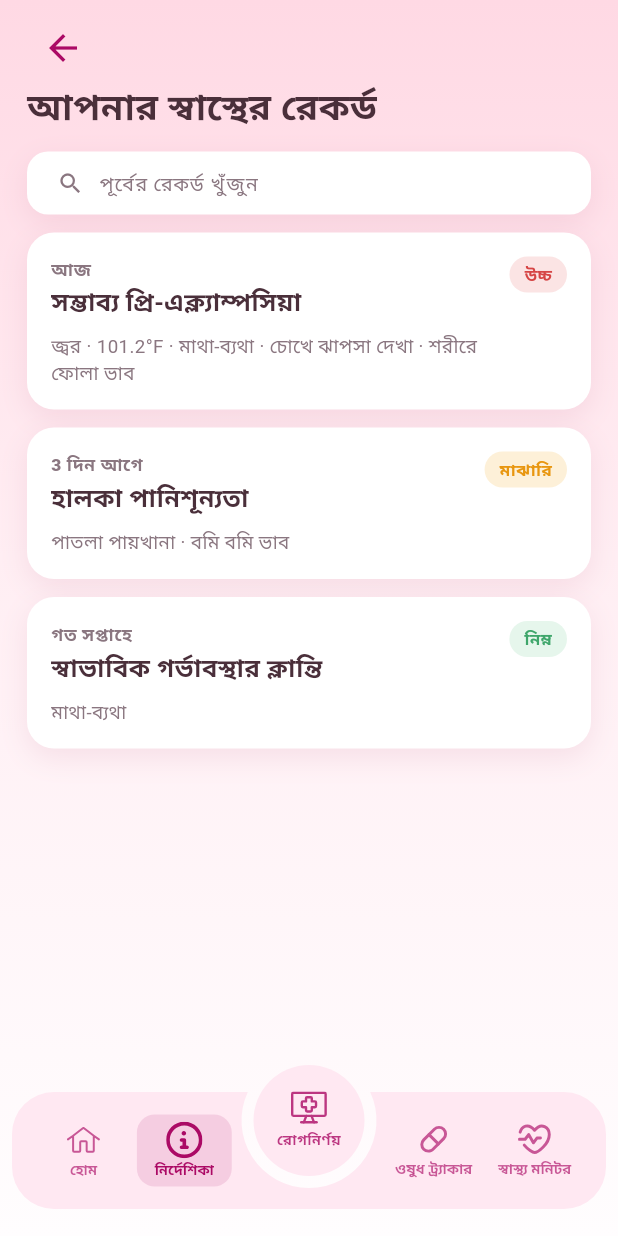
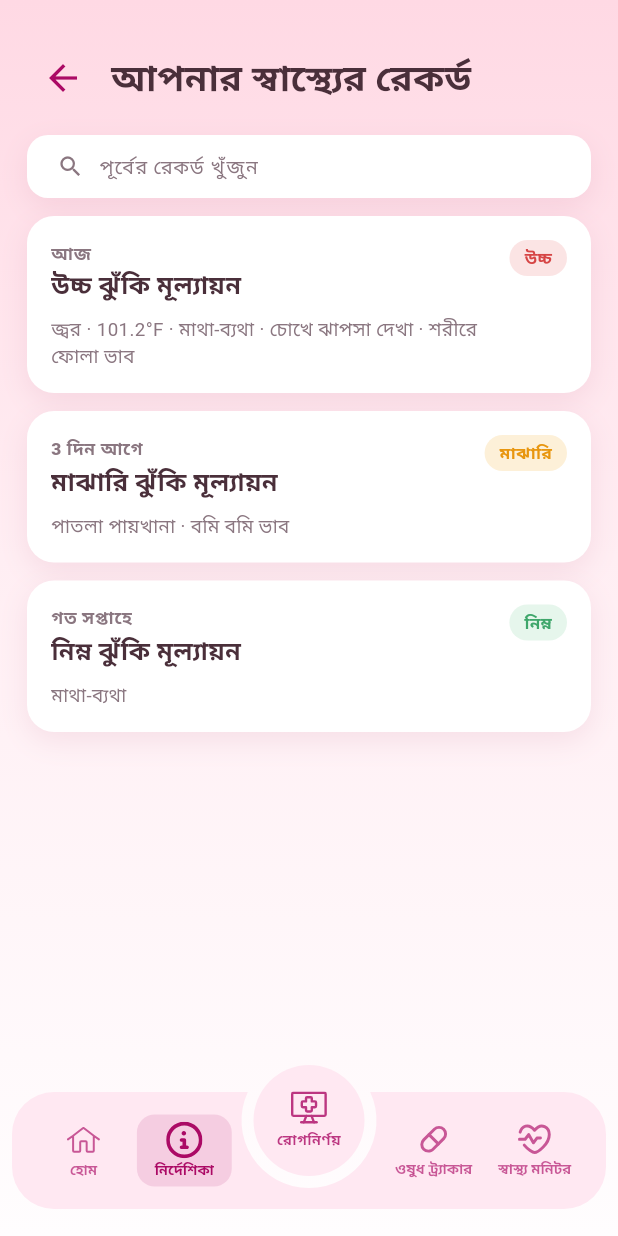
Before and after one commit to apt-install-alvi/Cradle, a Flutter app: the HealthHistoryPage screen opened by its route, on a phone screen of 412 x 824 dp. Run offline on Flutter 3.47's test engine with Material 3 defaults, Android fonts, the phone set to English and light mode, and no system bars; our stand-ins replace flutter_svg, flutter_tts, google_fonts, image_picker, share_plus, shared_preferences; accounts and stored records are empty; Roboto replaces fonts that are missing (Gentium Book Plus).

Commit message:
Fixed issues with back button and header text not being on the same row, highlighted risk and removed diagnosis from diagnosis page

```diff
--- a/frontend/cradle_app/lib/core/models/diagnosis_result.dart
+++ b/frontend/cradle_app/lib/core/models/diagnosis_result.dart
@@ -53,7 +53,7 @@ extension RiskLevelStyle on RiskLevel {
     }
   }
 
-  /// Green / yellowish-orange / red, matching the app's risk color coding.
+  /// Green / yellow / red risk colors.
   Color get color {
     switch (this) {
       case RiskLevel.low:
@@ -83,80 +83,63 @@ extension RiskLevelStyle on RiskLevel {
 }
 
 /// A symptom the user reported, with any measurement values they entered.
-///
-/// [measurements] holds raw values keyed by field name, e.g.
-/// `{'value': '101.2'}` for temperature or
-/// `{'systolic': '150', 'diastolic': '100'}` for blood pressure.
 class SymptomEntry {
   final Symptom symptom;
   final Map<String, String> measurements;
 
-  const SymptomEntry({required this.symptom, this.measurements = const {}});
+  const SymptomEntry({
+    required this.symptom,
+    this.measurements = const {},
+  });
 
-  /// A short display string for chips, e.g. "Fever · 101.2°F".
   String displayLabel(bool isBangla) {
     final symptomLabel = symptom.displayLabel(isBangla);
 
-    if (!symptom.isMeasurable || measurements.isEmpty) return symptomLabel;
+    if (!symptom.isMeasurable || measurements.isEmpty) {
+      return symptomLabel;
+    }
+
     switch (symptom.measurementType) {
       case MeasurementType.temperature:
         final value = measurements['value'];
         return value == null ? symptomLabel : '$symptomLabel · $value°F';
+
       case MeasurementType.bloodPressure:
         final sys = measurements['systolic'];
         final dia = measurements['diastolic'];
+
         if (sys == null || dia == null) return symptomLabel;
+
         return '$symptomLabel · $sys/$dia mmHg';
+
       case null:
         return symptomLabel;
     }
   }
 }
 
-/// The result shown on the diagnosis assessment screen, and the record
-/// persisted for the history screen.
+/// The result of the AI risk assessment and the record stored in history.
 class DiagnosisResult {
-  final String diagnosisName;
   final RiskLevel riskLevel;
   final List<SymptomEntry> reportedSymptoms;
+
+  /// English warning
   final String warningMessage;
+
+  /// Bangla warning
+  final String warningMessageBn;
+
   final DateTime timestamp;
 
   const DiagnosisResult({
-    required this.diagnosisName,
     required this.riskLevel,
     required this.reportedSymptoms,
     required this.warningMessage,
+    required this.warningMessageBn,
     required this.timestamp,
   });
 
-  String localizedDiagnosisName(bool isBangla) {
-    if (!isBangla) return diagnosisName;
-
-    switch (diagnosisName) {
-      case 'Possible Preeclampsia':
-        return 'সম্ভাব্য প্রি-এক্ল্যাম্পসিয়া';
-      case 'Mild Dehydration':
-        return 'হালকা পানিশূন্যতা';
-      case 'Normal Pregnancy Fatigue':
-        return 'স্বাভাবিক গর্ভাবস্থার ক্লান্তি';
-      default:
-        return diagnosisName;
-    }
-  }
-
   String localizedWarningMessage(bool isBangla) {
-    if (!isBangla) return warningMessage;
-
-    switch (warningMessage) {
-      case 'Your symptoms suggest a condition that can affect you and your baby quickly. Please see a doctor today.':
-        return 'আপনার উপসর্গগুলো এমন একটি অবস্থার ইঙ্গিত দিচ্ছে যা আপনার এবং আপনার শিশুর ওপর দ্রুত প্রভাব ফেলতে পারে। অনুগ্রহ করে আজই একজন ডাক্তার দেখান।';
-      case 'Drink fluids and monitor your symptoms; see a doctor if they persist beyond a day.':
-        return 'পর্যাপ্ত তরল পান করুন এবং আপনার উপসর্গ পর্যবেক্ষণ করুন; এক দিনের বেশি থাকলে ডাক্তার দেখান।';
-      case 'No action needed — rest and stay hydrated.':
-        return 'কোনো তৎক্ষণাৎ পদক্ষেপ দরকার নেই — বিশ্রাম নিন এবং পর্যাপ্ত পানি পান করুন।';
-      default:
-        return warningMessage;
-    }
+    return isBangla ? warningMessageBn : warningMessage;
   }
 }
--- a/frontend/cradle_app/lib/pages/health_history/health_history_page.dart
+++ b/frontend/cradle_app/lib/pages/health_history/health_history_page.dart
@@ -9,9 +9,10 @@ import '../../core/widgets/bottom_nav.dart';
 import '../../providers/language_provider.dart';
 import 'package:provider/provider.dart';
 
-/// Lists past symptom check-ins with their diagnosis and risk level.
-/// In a real app, [_entries] would be loaded from local storage or a
+/// Lists previous symptom check-ins and their assessed risk level.
+/// /// In a real app, [_entries] would be loaded from local storage or a
 /// backend rather than hard-coded here.
+
 class HealthHistoryPage extends StatefulWidget {
   const HealthHistoryPage({super.key});
 
@@ -26,54 +27,68 @@ class _HealthHistoryPageState extends State<HealthHistoryPage> {
   // TODO: replace with entries loaded from persistent storage / an API.
  final List<DiagnosisResult> _entries = [
   DiagnosisResult(
-      diagnosisName: 'Possible Preeclampsia',
     riskLevel: RiskLevel.high,
     reportedSymptoms: [
       SymptomEntry(
         symptom: kAllSymptoms.firstWhere((s) => s.id == 'fever'),
         measurements: const {'value': '101.2'},
       ),
-        SymptomEntry(symptom: kAllSymptoms.firstWhere((s) => s.id == 'headache')),
+      SymptomEntry(
+        symptom: kAllSymptoms.firstWhere((s) => s.id == 'headache'),
+      ),
       SymptomEntry(
         symptom: kAllSymptoms.firstWhere((s) => s.id == 'blurred_vision'),
       ),
-        SymptomEntry(symptom: kAllSymptoms.firstWhere((s) => s.id == 'swelling')),
+      SymptomEntry(
+        symptom: kAllSymptoms.firstWhere((s) => s.id == 'swelling'),
+      ),
     ],
     warningMessage:
-      'Your symptoms suggest a condition that can affect you and your '
-          'baby quickly. Please see a doctor today.',
+        'Your symptoms suggest a condition that can affect you and your baby quickly. Please see a doctor today.',
+    warningMessageBn:
+        'আপনার উপসর্গগুলো মা ও শিশুর জন্য গুরুতর ঝুঁকির ইঙ্গিত দিচ্ছে। অনুগ্রহ করে আজই একজন চিকিৎসকের সঙ্গে যোগাযোগ করুন।',
     timestamp: DateTime.now(),
   ),
+
   DiagnosisResult(
-      diagnosisName: 'Mild Dehydration',
     riskLevel: RiskLevel.medium,
     reportedSymptoms: [
-        SymptomEntry(symptom: kAllSymptoms.firstWhere((s) => s.id == 'loose_motion')),
-        SymptomEntry(symptom: kAllSymptoms.firstWhere((s) => s.id == 'nausea')),
+      SymptomEntry(
+        symptom: kAllSymptoms.firstWhere((s) => s.id == 'loose_motion'),
+      ),
+      SymptomEntry(
+        symptom: kAllSymptoms.firstWhere((s) => s.id == 'nausea'),
+      ),
     ],
     warningMessage:
-      'Drink fluids and monitor your symptoms; see a doctor if they '
-          'persist beyond a day.',
+        'Drink fluids and monitor your symptoms; see a doctor if they persist beyond a day.',
+    warningMessageBn:
+        'পর্যাপ্ত তরল পান করুন এবং আপনার উপসর্গ পর্যবেক্ষণ করুন। এক দিনের বেশি স্থায়ী হলে চিকিৎসকের পরামর্শ নিন।',
     timestamp: DateTime.now().subtract(const Duration(days: 3)),
   ),
+
   DiagnosisResult(
-      diagnosisName: 'Normal Pregnancy Fatigue',
     riskLevel: RiskLevel.low,
     reportedSymptoms: [
-        SymptomEntry(symptom: kAllSymptoms.firstWhere((s) => s.id == 'headache')),
+      SymptomEntry(
+        symptom: kAllSymptoms.firstWhere((s) => s.id == 'headache'),
+      ),
     ],
-      warningMessage: 'No action needed — rest and stay hydrated.',
+    warningMessage:
+        'No action needed — rest and stay hydrated.',
+    warningMessageBn:
+        'এই মুহূর্তে কোনো তাৎক্ষণিক ঝুঁকি দেখা যাচ্ছে না। বিশ্রাম নিন এবং পর্যাপ্ত পানি পান করুন।',
     timestamp: DateTime.now().subtract(const Duration(days: 8)),
   ),
 ];
-
   List<DiagnosisResult> get _filtered {
     if (_query.trim().isEmpty) return _entries;
     final q = _query.toLowerCase();
     return _entries.where((e) {
-      return e.diagnosisName.toLowerCase().contains(q) ||
-          e.reportedSymptoms
-              .any((s) => s.symptom.label.toLowerCase().contains(q));
+    return e.riskLevel.name.toLowerCase().contains(q) ||
+      e.reportedSymptoms.any(
+      (s) => s.symptom.label.toLowerCase().contains(q),
+      );
     }).toList();
   }
 
@@ -95,9 +110,11 @@ class _HealthHistoryPageState extends State<HealthHistoryPage> {
       child: Column(
         crossAxisAlignment: CrossAxisAlignment.start,
         children: [
-      Align(
-      alignment: Alignment.centerLeft,
-      child: IconButton(
+        const SizedBox(height: 20),
+      Row(
+        crossAxisAlignment: CrossAxisAlignment.center,
+        children: [
+          IconButton(
             padding: EdgeInsets.zero,
             constraints: const BoxConstraints(),
             icon: const Icon(
@@ -107,11 +124,14 @@ class _HealthHistoryPageState extends State<HealthHistoryPage> {
             ),
             onPressed: () => Navigator.of(context).pop(),
           ),
+          const SizedBox(width: 8),
+          Expanded(
+            child: Text(
+              isBangla ? 'আপনার স্বাস্থ্যের রেকর্ড' : 'Your Health Records',
+              style: AppText.headerTitle.copyWith(fontSize: 24),
             ),
-    const SizedBox(width: 8),
-          Text(
-            isBangla ? 'আপনার স্বাস্থের রেকর্ড' : 'Your Health Records',
-            style: AppText.headerTitle.copyWith(fontSize: 24),
+          ),
+        ],
       ),
           const SizedBox(height: 14),
           _SearchField(
--- a/frontend/cradle_app/lib/pages/health_history/widgets/history_card.dart
+++ b/frontend/cradle_app/lib/pages/health_history/widgets/history_card.dart
@@ -4,14 +4,16 @@ import '../../../core/theme/app_theme.dart';
 import '../../../providers/language_provider.dart';
 import 'package:provider/provider.dart';
 
-/// One row in the diagnosis history list: date, diagnosis name and
-/// symptoms are all left-aligned, with only the risk tag (High/Med/Low)
-/// pinned to the right.
+/// One row in the risk assessment history list.
 class HistoryCard extends StatelessWidget {
   final DiagnosisResult entry;
   final VoidCallback? onTap;
 
-  const HistoryCard({super.key, required this.entry, this.onTap});
+  const HistoryCard({
+    super.key,
+    required this.entry,
+    this.onTap,
+  });
 
   @override
   Widget build(BuildContext context) {
@@ -41,7 +43,6 @@ class HistoryCard extends StatelessWidget {
                   children: [
                     Text(
                       _formattedDate(isBangla),
-                      textAlign: TextAlign.left,
                       style: const TextStyle(
                         fontSize: 11.5,
                         fontWeight: FontWeight.w800,
@@ -50,25 +51,36 @@ class HistoryCard extends StatelessWidget {
                       ),
                     ),
                     const SizedBox(height: 2),
+
                     Text(
-                      entry.localizedDiagnosisName(isBangla),
-                      textAlign: TextAlign.left,
+                      isBangla
+                          ? '${entry.riskLevel.displayLabel(true)} মূল্যায়ন'
+                          : '${entry.riskLevel.displayLabel(false)} Assessment',
                       style: AppText.historyTitle,
                     ),
+
                     const SizedBox(height: 8),
+
                     Text(
                       entry.reportedSymptoms
                           .map((s) => s.displayLabel(isBangla))
                           .join(' · '),
-                      textAlign: TextAlign.left,
-                      style: const TextStyle(fontSize: 12.5, color: AppColors.muted),
+                      style: const TextStyle(
+                        fontSize: 12.5,
+                        color: AppColors.muted,
+                      ),
                     ),
                   ],
                 ),
               ),
+
               const SizedBox(width: 10),
+
               Container(
-                padding: const EdgeInsets.symmetric(horizontal: 10, vertical: 4),
+                padding: const EdgeInsets.symmetric(
+                  horizontal: 10,
+                  vertical: 4,
+                ),
                 decoration: BoxDecoration(
                   color: entry.riskLevel.backgroundColor,
                   borderRadius: BorderRadius.circular(999),
@@ -92,12 +104,25 @@ class HistoryCard extends StatelessWidget {
   String _formattedDate(bool isBangla) {
     final now = DateTime.now();
     final diff = now.difference(entry.timestamp);
-    if (diff.inDays == 0) return isBangla ? 'আজ' : 'Today';
-    if (diff.inDays == 1) return isBangla ? 'গতকাল' : 'Yesterday';
+
+    if (diff.inDays == 0) {
+      return isBangla ? 'আজ' : 'Today';
+    }
+
+    if (diff.inDays == 1) {
+      return isBangla ? 'গতকাল' : 'Yesterday';
+    }
+
     if (diff.inDays < 7) {
-      return isBangla ? '${diff.inDays} দিন আগে' : '${diff.inDays} days ago';
+      return isBangla
+          ? '${diff.inDays} দিন আগে'
+          : '${diff.inDays} days ago';
     }
-    if (diff.inDays < 14) return isBangla ? 'গত সপ্তাহে' : 'Last week';
+
+    if (diff.inDays < 14) {
+      return isBangla ? 'গত সপ্তাহে' : 'Last week';
+    }
+
     return isBangla
         ? '${(diff.inDays / 7).floor()} সপ্তাহ আগে'
         : '${(diff.inDays / 7).floor()} weeks ago';
```
Also changed, not shown: frontend/cradle_app/lib/pages/ai_risk_assessment/ai_risk_assessment_page.dart (+33 -20 lines), frontend/cradle_app/lib/pages/symptom_input/symptom_input_page.dart (+9 -8 lines). Lines whose indentation alone changed are shown as unchanged.
